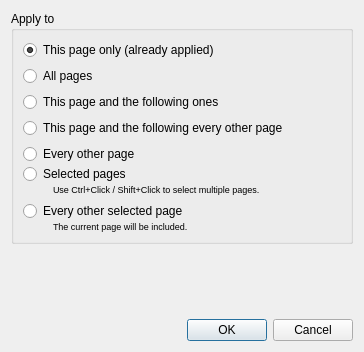
Qt form filters/fix_orientation/ui/OrientationApplyDialog.ui (4lex4/scantailor-advanced) before a commit.
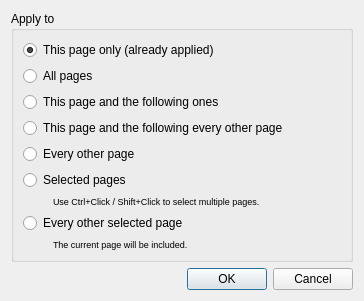
The same form after that commit.

Commit message: + ColorManager ~ Dark Scheme finished ~ Other changes

```diff
--- a/filters/fix_orientation/ui/OrientationApplyDialog.ui
+++ b/filters/fix_orientation/ui/OrientationApplyDialog.ui
@@ -10,7 +10,7 @@
     <x>0</x>
     <y>0</y>
     <width>364</width>
-    <height>352</height>
+    <height>294</height>
    </rect>
   </property>
   <property name="windowTitle">
@@ -48,45 +48,12 @@
        </widget>
       </item>
       <item>
-       <widget class="QWidget" name="everyOtherPageWidget" native="true">
-        <layout class="QVBoxLayout" name="verticalLayout_3">
-         <property name="spacing">
-          <number>0</number>
-         </property>
-         <property name="margin">
-          <number>0</number>
-         </property>
-         <item>
-          <widget class="QWidget" name="everyOtherWidget" native="true">
-           <layout class="QVBoxLayout" name="verticalLayout_2">
-            <property name="spacing">
-             <number>0</number>
-            </property>
-            <property name="margin">
-             <number>0</number>
-            </property>
-            <item>
              <widget class="QRadioButton" name="thisEveryOtherRB">
               <property name="text">
                <string extracomment="All odd or even pages, depending on the current page being odd or even.">This page and the following every other page</string>
               </property>
              </widget>
             </item>
-           </layout>
-          </widget>
-         </item>
-        </layout>
-       </widget>
-      </item>
-      <item>
-       <widget class="QWidget" name="selectedPagesWidget" native="true">
-        <layout class="QVBoxLayout" name="verticalLayout_4">
-         <property name="spacing">
-          <number>0</number>
-         </property>
-         <property name="margin">
-          <number>0</number>
-         </property>
          <item>
           <widget class="QRadioButton" name="everyOtherRB">
            <property name="text">
@@ -133,18 +100,6 @@
            </item>
           </layout>
          </item>
-        </layout>
-       </widget>
-      </item>
-      <item>
-       <widget class="QWidget" name="everyOtherSelectedWidget" native="true">
-        <layout class="QVBoxLayout" name="verticalLayout">
-         <property name="spacing">
-          <number>0</number>
-         </property>
-         <property name="margin">
-          <number>0</number>
-         </property>
          <item>
           <widget class="QRadioButton" name="everyOtherSelectedRB">
            <property name="text">
@@ -183,9 +138,6 @@
             </widget>
            </item>
           </layout>
-         </item>
-        </layout>
-       </widget>
       </item>
      </layout>
     </widget>
```
Lines whose indentation alone changed are shown as unchanged. The commit also changes 70 other files.
